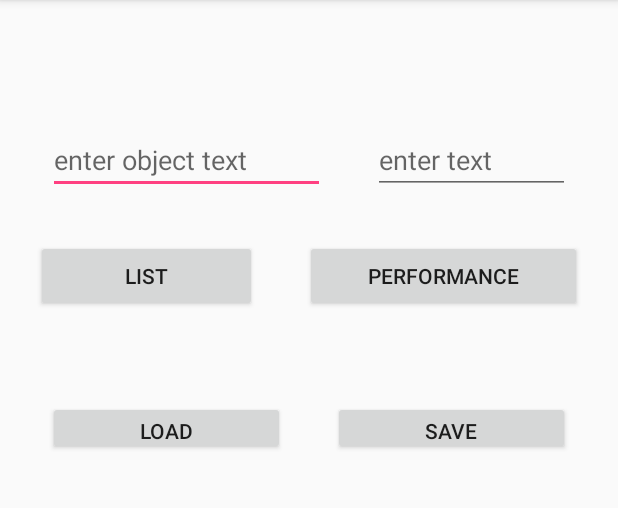
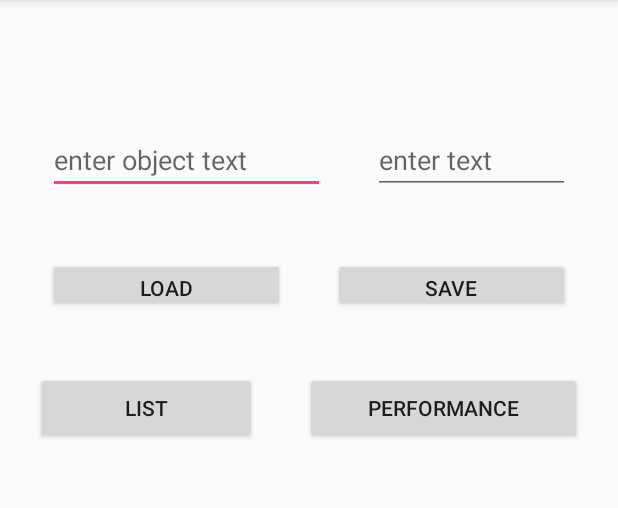
Before and after one commit to hannesa2/DbPreferences, an Android app: the screen it shows after launch (MainActivity), on a phone screen of 412 x 824 dp, the part 84-592 px from its top. Run offline under Robolectric (Android 15) with nearby library versions, the phone set to English and light mode, and no system bars; our stand-ins replace Room's generated code, RxJava; libraries missing offline, so code that uses them is left out: com.commonsware.cwac; 6 statements that could not run were skipped.

Commit message:
layout improvements

```diff
--- a/sample/build.gradle
+++ b/sample/build.gradle
@@ -72,7 +72,7 @@ android {
 dependencies {
     implementation 'androidx.constraintlayout:constraintlayout:2.0.0-beta2'
     implementation 'androidx.multidex:multidex:2.0.1'    // minsdk <= 20
-    implementation 'androidx.appcompat:appcompat:1.0.2'
+    implementation 'androidx.appcompat:appcompat:1.1.0'
     implementation 'com.google.code.gson:gson:2.8.5'
     implementation "org.jetbrains.kotlin:kotlin-stdlib-jdk7:$kotlin_version"
     useRecentCodeImplementation project(':DBPrefs')
--- a/sample/src/main/AndroidManifest.xml
+++ b/sample/src/main/AndroidManifest.xml
@@ -1,5 +1,6 @@
 <?xml version="1.0" encoding="utf-8"?>
 <manifest xmlns:android="http://schemas.android.com/apk/res/android"
+    xmlns:tools="http://schemas.android.com/tools"
     package="info.dbprefs.sample">
 
     <application
@@ -7,7 +8,8 @@
         android:allowBackup="true"
         android:icon="@mipmap/ic_launcher"
         android:label="@string/app_name"
-        android:theme="@style/AppTheme">
+        android:theme="@style/AppTheme"
+        tools:ignore="AllowBackup,GoogleAppIndexingWarning">
 
         <activity android:name=".MainActivity">
             <intent-filter>
--- a/sample/src/main/java/info/dbprefs/sample/MyApplication.kt
+++ b/sample/src/main/java/info/dbprefs/sample/MyApplication.kt
@@ -1,8 +1,9 @@
 package info.dbprefs.sample
 
+import android.os.StrictMode
+import android.util.Log
+import androidx.multidex.MultiDexApplication
 import info.dbprefs.lib.DbPreferences
-import android.os.StrictMode
-import androidx.multidex.MultiDexApplication
 
 
 class MyApplication : MultiDexApplication() {
@@ -25,6 +26,11 @@ class MyApplication : MultiDexApplication() {
                 .penaltyLog()
                 .penaltyDeath()
                 .build())
+
+
+        Log.w("onCreate()", "dbOpen=s" + DbPreferences().isOpen())
+        val value: String? = DbPreferences().get(MyConfigKeys.KEY_STRING, String::class.java)
+        Log.w("onCreate()", "value=" + value + " dbOpen=s" + DbPreferences().isOpen())
     }
 
     override fun onTerminate() {
--- a/sample/src/main/res/layout/activity_main.xml
+++ b/sample/src/main/res/layout/activity_main.xml
@@ -53,6 +53,44 @@
     </LinearLayout>
 
     <LinearLayout
+        android:id="@+id/layoutRead"
+        android:layout_width="0dp"
+        android:layout_height="68dp"
+        android:layout_marginStart="16dp"
+        android:layout_marginTop="20dp"
+        android:layout_marginEnd="16dp"
+        android:orientation="horizontal"
+        app:layout_constraintEnd_toEndOf="parent"
+        app:layout_constraintHorizontal_bias="0.0"
+        app:layout_constraintStart_toStartOf="parent"
+        app:layout_constraintTop_toBottomOf="@+id/layoutEdit">
+
+        <Button
+            android:id="@+id/buttonRead"
+            android:layout_width="wrap_content"
+            android:layout_height="wrap_content"
+            android:layout_marginStart="16dp"
+            android:layout_marginTop="16dp"
+            android:layout_marginEnd="16dp"
+            android:layout_marginBottom="16dp"
+            android:layout_weight="1"
+            android:text="Load"
+            tools:ignore="HardcodedText" />
+
+        <Button
+            android:id="@+id/buttonSave"
+            android:layout_width="wrap_content"
+            android:layout_height="wrap_content"
+            android:layout_marginStart="16dp"
+            android:layout_marginTop="16dp"
+            android:layout_marginEnd="16dp"
+            android:layout_marginBottom="16dp"
+            android:layout_weight="1"
+            android:text="Save"
+            tools:ignore="HardcodedText" />
+    </LinearLayout>
+
+    <LinearLayout
         android:id="@+id/layoutButtonsList"
         android:layout_width="0dp"
         android:layout_height="87dp"
@@ -62,7 +100,7 @@
         android:orientation="horizontal"
         app:layout_constraintEnd_toEndOf="parent"
         app:layout_constraintStart_toStartOf="parent"
-        app:layout_constraintTop_toBottomOf="@+id/layoutEdit">
+        app:layout_constraintTop_toBottomOf="@+id/layoutRead">
 
         <Button
             android:id="@+id/buttonList"
@@ -86,44 +124,6 @@
             android:layout_marginBottom="16dp"
             android:layout_weight="1"
             android:text="Performance"
-            tools:ignore="HardcodedText" />
-    </LinearLayout>
-
-    <LinearLayout
-        android:id="@+id/layoutLoad"
-        android:layout_width="0dp"
-        android:layout_height="68dp"
-        android:layout_marginStart="16dp"
-        android:layout_marginTop="20dp"
-        android:layout_marginEnd="16dp"
-        android:orientation="horizontal"
-        app:layout_constraintEnd_toEndOf="parent"
-        app:layout_constraintHorizontal_bias="0.0"
-        app:layout_constraintStart_toStartOf="parent"
-        app:layout_constraintTop_toBottomOf="@+id/layoutButtonsList">
-
-        <Button
-            android:id="@+id/buttonLoad"
-            android:layout_width="wrap_content"
-            android:layout_height="wrap_content"
-            android:layout_marginStart="16dp"
-            android:layout_marginTop="16dp"
-            android:layout_marginEnd="16dp"
-            android:layout_marginBottom="16dp"
-            android:layout_weight="1"
-            android:text="Load"
-            tools:ignore="HardcodedText" />
-
-        <Button
-            android:id="@+id/buttonSave"
-            android:layout_width="wrap_content"
-            android:layout_height="wrap_content"
-            android:layout_marginStart="16dp"
-            android:layout_marginTop="16dp"
-            android:layout_marginEnd="16dp"
-            android:layout_marginBottom="16dp"
-            android:layout_weight="1"
-            android:text="Save"
             tools:ignore="HardcodedText" />
     </LinearLayout>
 
```
Also changed, not shown: sample/src/main/java/info/dbprefs/sample/MainActivity.kt (+6 -5 lines), 1 other file.
